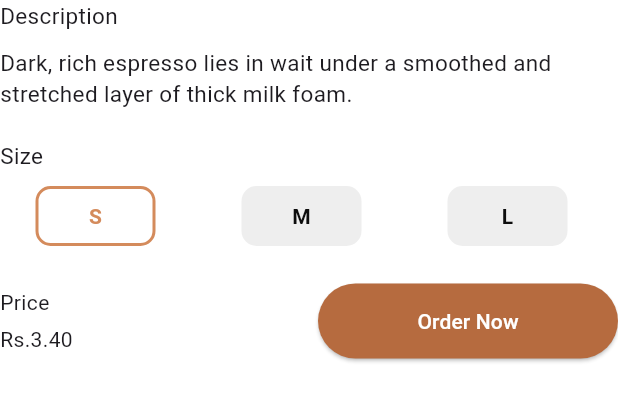
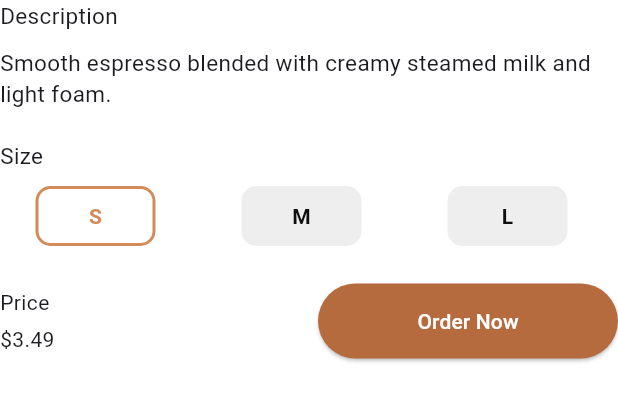
Before and after one commit to gimhansusara0/urban_toast, a Flutter app: the ProductContent widget shown alone on an empty page, opened directly with sample values from the repository, on a phone screen of 412 x 824 dp. Shown: the top 401 px of the screen. Run offline on Flutter 3.47's test engine with Material 3 defaults, Android fonts, the phone set to English and light mode, and no system bars; our stand-ins replace carousel_slider, glassmorphism; network calls fail.

Commit message:
0.16
Added a gesture detector to product scroller in the home screen to open the product details screen with the product information.  Product content  and product img widgets are using the product information from the product object to fill important information. Made the page transitions.

```diff
--- a/lib/data/product_data.dart
+++ b/lib/data/product_data.dart
@@ -8,7 +8,7 @@ class ProductData {
     price: 3.49,
     image: 'https://sweetpotatosoul.com/wp-content/uploads/2024/09/perfect-spiced-sweet-potato-latte-1-500x500.jpg',
     categoryId: 1,
-    description: 'Smooth espresso mixed with steamed milk and light foam.',
+    description: 'Smooth espresso blended with creamy steamed milk and light foam.',
     rating: 4.3,
   ),
   Product(
@@ -17,7 +17,7 @@ class ProductData {
     price: 3.29,
     image: 'https://www.pamperedchef.ca/iceberg/com/recipe/2132141-lg.jpg',
     categoryId: 1,
-    description: 'Rich espresso with thick foam and a touch of milk.',
+    description: 'Rich espresso topped with thick, velvety milk foam.',
     rating: 4.1,
   ),
   Product(
@@ -26,7 +26,7 @@ class ProductData {
     price: 2.99,
     image: 'https://www.sharmispassions.com/wp-content/uploads/2012/07/espresso-coffee-recipe04-500x500.jpg',
     categoryId: 1,
-    description: 'Strong and bold shot of pure coffee.',
+    description: 'Strong, bold coffee shot with intense, pure flavor.',
     rating: 4.6,
   ),
   Product(
@@ -35,7 +35,7 @@ class ProductData {
     price: 3.59,
     image: 'https://www.cookingclassy.com/wp-content/uploads/2022/07/iced-coffee-05-500x500.jpg',
     categoryId: 2,
-    description: 'Chilled brewed coffee served over ice.',
+    description: 'Refreshing brewed coffee served chilled over plenty of ice.',
     rating: 3.9,
   ),
   Product(
@@ -44,7 +44,7 @@ class ProductData {
     price: 3.99,
     image: 'https://sundaytable.co/wp-content/uploads/2024/03/grind-size-for-cold-brew-coffee-concentrate-1-500x500.jpg',
     categoryId: 2,
-    description: 'Smooth cold-steeped coffee with low acidity.',
+    description: 'Smooth coffee steeped cold, low acidity, rich and mellow.',
     rating: 4.4,
   ),
   Product(
@@ -53,7 +53,7 @@ class ProductData {
     price: 4.49,
     image: 'https://thebusybaker.ca/wp-content/uploads/2020/05/easy-caramel-frappuccino-fb-ig-5-500x500.jpg',
     categoryId: 3,
-    description: 'Blended iced coffee with caramel and whipped cream.',
+    description: 'Blended icy coffee with caramel flavor and creamy whipped topping.',
     rating: 4.2,
   ),
   Product(
@@ -62,7 +62,7 @@ class ProductData {
     price: 4.79,
     image: 'https://amagicalmess.com/wp-content/uploads/2020/09/java-chip-frappuccino-2-500x500.jpg',
     categoryId: 3,
-    description: 'Icy blend of coffee, chocolate chips, and mocha.',
+    description: 'Chocolate chips blended with mocha and coffee ice goodness.',
     rating: 4.0,
   ),
   Product(
@@ -71,7 +71,7 @@ class ProductData {
     price: 3.99,
     image: 'https://liliebakery.fr/wp-content/uploads/2022/10/Chai-latte-recette-facile-Lilie-Bakery-500x500.jpg',
     categoryId: 4,
-    description: 'Spiced black tea with steamed milk and sweetness.',
+    description: 'Spiced black tea with steamed milk, smooth and mildly sweet.',
     rating: 4.5,
   ),
   Product(
@@ -80,7 +80,7 @@ class ProductData {
     price: 3.49,
     image: 'https://cdn.loveandlemons.com/wp-content/uploads/2023/06/iced-matcha-latte-500x500.jpg',
     categoryId: 4,
-    description: 'Refreshing cold green tea with earthy notes.',
+    description: 'Cold and fresh green tea with a subtle earthy flavor.',
     rating: 3.8,
   ),
   Product(
@@ -89,7 +89,7 @@ class ProductData {
     price: 4.29,
     image: 'https://katerinafaith.com/wp-content/uploads/2025/06/Starbucks-Strawberry-Acai-Refresher-500x500.jpg?crop=1',
     categoryId: 5,
-    description: 'Sweet strawberry drink with açaí and light caffeine.',
+    description: 'Sweet strawberry and açaí drink with a light caffeine boost.',
     rating: 4.4,
   ),
   Product(
@@ -98,10 +98,11 @@ class ProductData {
     price: 3.59,
     image: 'https://bakerbynature.com/wp-content/uploads/2024/01/Hot-Chocolate-3-500x500.jpg',
     categoryId: 6,
-    description: 'Creamy chocolate drink topped with whipped cream.',
+    description: 'Warm, creamy chocolate drink topped with fluffy whipped cream.',
     rating: 4.0,
   ),
 ];
+
 
 
   static List<Product> getAllProducts() => products;
--- a/lib/main.dart
+++ b/lib/main.dart
@@ -2,7 +2,6 @@ import 'package:flutter/material.dart';
 import 'package:provider/provider.dart';
 import 'package:urban_toast/app.dart';
 import 'package:urban_toast/providers/home_category_provider.dart';
-import 'package:urban_toast/screens/product_detail_screen/product_detail.dart';
 
 const Color darkColor = Color(0xFF0D0D0D);
 const Color accentColor = Color.fromARGB(255, 182, 107, 63);
--- a/lib/screens/home_screen/components/product_scroller.dart
+++ b/lib/screens/home_screen/components/product_scroller.dart
@@ -3,6 +3,7 @@ import 'package:provider/provider.dart';
 import 'package:urban_toast/data/product_data.dart';
 import 'package:urban_toast/models/product_model.dart';
 import 'package:urban_toast/providers/home_category_provider.dart';
+import 'package:urban_toast/screens/product_detail_screen/product_detail.dart';
 
 class ProductScroller extends StatelessWidget {
   const ProductScroller({super.key});
@@ -25,7 +26,27 @@ class ProductScroller extends StatelessWidget {
           padding: const EdgeInsets.symmetric(horizontal: 10),
           itemBuilder: (_, index) {
   final product = products[index];
-            return Card(
+  return GestureDetector(
+    onTap: () {
+      Navigator.pushAndRemoveUntil(
+                        context,
+                        PageRouteBuilder(
+                          transitionDuration: Duration(milliseconds: 500),
+                          pageBuilder: (_, __, ___) => ProductDetail(product: product,),
+                          transitionsBuilder: (_, animation, __, child) {
+                            final curved = CurvedAnimation(parent: animation, curve: Curves.easeInOut);
+                            final slide = Tween(begin: Offset(0, 1), end: Offset.zero).animate(curved);
+                           final fade = Tween(begin: 0.0, end: 1.0).animate(curved);
+                            return SlideTransition(
+                              position: slide,
+                              child: FadeTransition(opacity: fade, child: child),
+                            );
+                          },
+                        ),
+                        (route) => false,
+                      );
+    },
+    child: Card(
       color: Theme.of(context).cardColor,
       margin: const EdgeInsets.only(right: 10),
       shape: RoundedRectangleBorder(borderRadius: BorderRadius.circular(12)),
@@ -56,8 +77,10 @@ class ProductScroller extends StatelessWidget {
           ],
         ),
       ),
+    ),
   );
 },
+
         ),
       ),
     );
--- a/lib/screens/product_detail_screen/components/product_content.dart
+++ b/lib/screens/product_detail_screen/components/product_content.dart
@@ -18,17 +18,20 @@ class _ProductContentState extends State<ProductContent> {
     return Expanded(
       child: Column(
         children: [
-          Column(
+          SizedBox(
+            width: double.infinity,
+            child: Column(
               crossAxisAlignment: CrossAxisAlignment.start,
 
               children: [
                 const Text('Description', style: TextStyle(fontSize: 15)),
                 const SizedBox(height: 10),
-              const Text(
-                'Dark, rich espresso lies in wait under a smoothed and stretched layer of thick milk foam.',
+                 Text(
+                  widget.product.description,
                   style: TextStyle(fontSize: 15),
                 ),
               ],
+            ),
           ),
           const SizedBox(height: 20),
           Column(
@@ -86,7 +89,7 @@ class _ProductContentState extends State<ProductContent> {
             children: [
               Column(
                 crossAxisAlignment: CrossAxisAlignment.start,
-                children: [Text('Price'), SizedBox(height: 5), Text('Rs.3.40')],
+                children: [Text('Price'), SizedBox(height: 5), Text('\$${widget.product.price.toStringAsFixed(2)}')],
               ),
 
               SizedBox(
```
Also changed, not shown: lib/screens/product_detail_screen/components/product_img.dart (+63 -32 lines), lib/screens/product_detail_screen/product_detail.dart (+5 -3 lines). Lines whose indentation alone changed are shown as unchanged.
